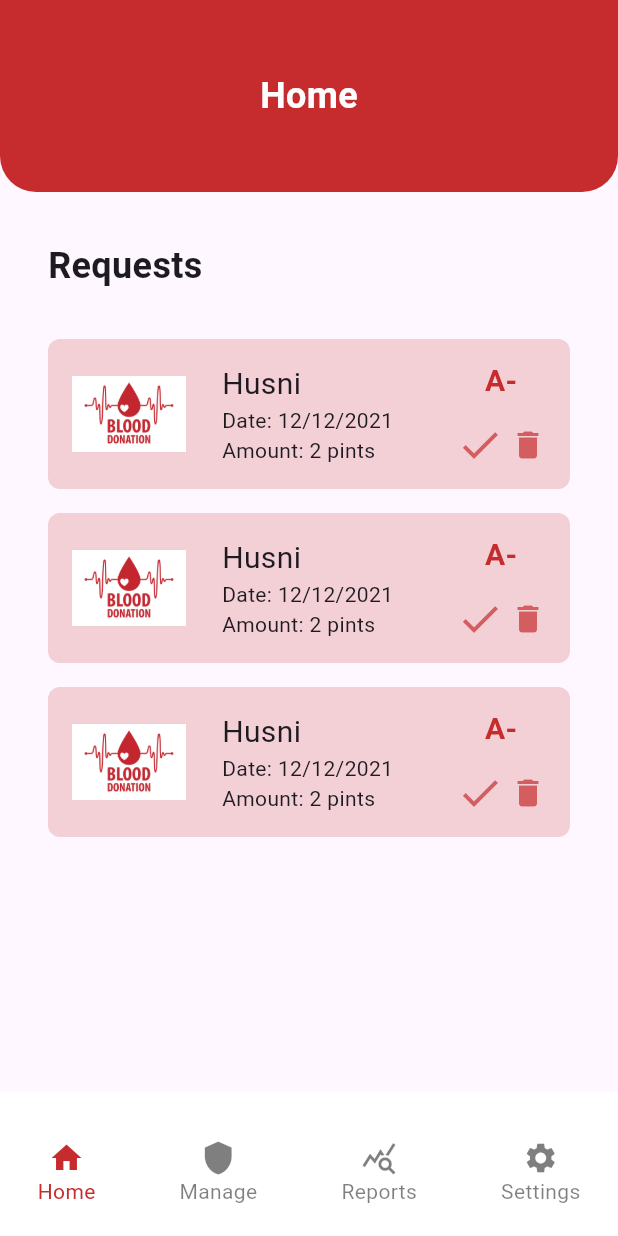
After one commit to Ali-Hubail/BDMS, a Flutter app: the MgrHomeScreen screen opened directly, on a phone screen of 412 x 824 dp. The commit adds this screen. Run offline on Flutter 3.47's test engine with Material 3 defaults, Android fonts, the phone set to English and light mode, and no system bars.

Commit message:
create manager home screen with info item reuseable widget

```diff
--- a/bdms/lib/common_widgets/custom_bottom_navigation_bar.dart
+++ b/bdms/lib/common_widgets/custom_bottom_navigation_bar.dart
@@ -1,6 +1,7 @@
 import 'package:bdms/presentation/dr_rp_history/dr_rp_history.dart';
 import 'package:bdms/presentation/dr_rp_home/dr_rp_home.dart';
 import 'package:bdms/presentation/dr_rp_settings/dr_rp_settings.dart';
+import 'package:bdms/presentation/mgr_reports/mgr_reports.dart';
 import 'package:flutter/material.dart';
 
 class CustomBottomNavigationBar extends StatefulWidget {
@@ -88,6 +89,12 @@ class _CustomBottomNavigationBarState extends State<CustomBottomNavigationBar> {
                   );
                 } else {
                   // Navigate to manager history page
+                  Navigator.of(context).pop();
+                  Navigator.of(context).push(
+                    MaterialPageRoute(
+                      builder: (context) => const MgrReportsScreen(),
+                    ),
+                  );
                 }
                 setState(() {
                   selectedIndex = 2;
--- /dev/null
+++ b/bdms/lib/common_widgets/dr_rp_info_item.dart
@@ -0,0 +1,113 @@
+import 'package:bdms/domain/blood_group.dart';
+import 'package:flutter/material.dart';
+
+class DrRpInfoItem extends StatelessWidget {
+  const DrRpInfoItem(
+      {super.key,
+      required this.name,
+      required this.rowItem1,
+      required this.rowItem2,
+      required this.bloodGroup,
+      required this.icon1,
+      required this.icon2,
+      required this.icon1OnTap,
+      required this.icon2OnTap,
+      this.onTap});
+
+  final String name;
+  final String rowItem1;
+  final String rowItem2;
+  final BloodGroup bloodGroup;
+  final IconData icon1;
+  final IconData icon2;
+  final void Function() icon1OnTap;
+  final void Function() icon2OnTap;
+  final void Function()? onTap;
+
+  @override
+  Widget build(BuildContext context) {
+    return InkWell(
+      onTap: onTap,
+      child: Container(
+        width: 370,
+        height: 100,
+        decoration: BoxDecoration(
+          borderRadius: BorderRadius.circular(8),
+          color: const Color.fromARGB(50, 198, 44, 45),
+        ),
+        child: Row(
+          crossAxisAlignment: CrossAxisAlignment.center,
+          children: [
+            const SizedBox(
+              width: 16,
+            ),
+            Image.asset(
+              'assets/bdms.png',
+              width: 76,
+              height: 76,
+            ),
+            const SizedBox(
+              width: 24,
+            ),
+            Column(
+              mainAxisAlignment: MainAxisAlignment.center,
+              crossAxisAlignment: CrossAxisAlignment.start,
+              children: [
+                Text(
+                  name,
+                  style: const TextStyle(
+                    fontSize: 20,
+                  ),
+                ),
+                Text(rowItem1),
+                Text(rowItem2),
+              ],
+            ),
+            const Spacer(),
+            Column(
+              mainAxisAlignment: MainAxisAlignment.center,
+              children: [
+                Text(
+                  bgMap[bloodGroup]!,
+                  style: const TextStyle(
+                    fontSize: 20,
+                    color: Color(0xFFC62C2D),
+                    fontWeight: FontWeight.bold,
+                  ),
+                ),
+                const SizedBox(
+                  height: 12,
+                ),
+                Row(
+                  children: [
+                    InkWell(
+                      onTap: icon1OnTap,
+                      child: Icon(
+                        icon1,
+                        color: const Color.fromARGB(178, 198, 44, 45),
+                        size: 32,
+                      ),
+                    ),
+                    const SizedBox(
+                      width: 4,
+                    ),
+                    InkWell(
+                      onTap: icon2OnTap,
+                      child: Icon(
+                        icon2,
+                        color: const Color.fromARGB(178, 198, 44, 45),
+                      ),
+                    )
+                  ],
+                )
+              ],
+            ),
+            const SizedBox(
+              width: 16,
+            ),
+          ],
+        ),
+      ),
+    );
+  }
+}
--- /dev/null
+++ b/bdms/lib/domain/blood_group.dart
@@ -0,0 +1,21 @@
+enum BloodGroup {
+  A_POSITIVE,
+  A_NEGATIVE,
+  B_POSITIVE,
+  B_NEGATIVE,
+  O_POSITIVE,
+  O_NEGATIVE,
+  AB_POSITIVE,
+  AB_NEGATIVE
+}
+
+Map<BloodGroup, String> bgMap = {
+  BloodGroup.A_POSITIVE: 'A+',
+  BloodGroup.A_NEGATIVE: 'A-',
+  BloodGroup.B_POSITIVE: 'B+',
+  BloodGroup.B_NEGATIVE: 'B-',
+  BloodGroup.O_POSITIVE: 'O+',
+  BloodGroup.O_NEGATIVE: 'O-',
+  BloodGroup.AB_POSITIVE: 'AB+',
+  BloodGroup.AB_NEGATIVE: 'AB-',
+};
--- a/bdms/lib/main.dart
+++ b/bdms/lib/main.dart
@@ -1,4 +1,5 @@
 import 'package:bdms/presentation/dr_rp_home/dr_rp_home.dart';
+import 'package:bdms/presentation/mgr_home/mgr_home.dart';
 import 'package:flutter/material.dart';
 
 void main() {
--- a/bdms/lib/presentation/dr_rp_home/dr_rp_report.dart
+++ /dev/null
@@ -1,36 +0,0 @@
-import 'package:bdms/common_widgets/primary_button.dart';
-import 'package:flutter/material.dart';
-
-class DrRpReportScreen extends StatelessWidget {
-  const DrRpReportScreen({super.key});
-
-  @override
-  Widget build(BuildContext context) {
-    return SafeArea(
-      child: Padding(
-        padding: const EdgeInsets.all(8.0),
-        child: Scaffold(
-          body: Center(
-            child: Column(
-              children: [
-                PrimaryButton(
-                  text: "Show Blood Bank",
-                  onPressed: () {},
-                  buttonHeight: 64,
-                  buttonWidth: 300,
-                ),
-                const SizedBox(height: 16),
-                PrimaryButton(
-                  text: "Show Reports",
-                  onPressed: () {},
-                  buttonHeight: 64,
-                  buttonWidth: 300,
-                ),
-              ],
-            ),
-          ),
-        ),
-      ),
-    );
-  }
-}
--- /dev/null
+++ b/bdms/lib/presentation/mgr_home/mgr_home.dart
@@ -0,0 +1,82 @@
+import 'package:bdms/common_widgets/custom_app_bar.dart';
+import 'package:bdms/common_widgets/custom_bottom_navigation_bar.dart';
+import 'package:bdms/common_widgets/dr_rp_info_item.dart';
+import 'package:bdms/domain/blood_group.dart';
+import 'package:flutter/material.dart';
+
+class MgrHomeScreen extends StatelessWidget {
+  const MgrHomeScreen({super.key});
+
+  @override
+  Widget build(BuildContext context) {
+    return Scaffold(
+      appBar: const CustomAppBar(
+        title: 'Home',
+      ),
+      bottomNavigationBar: const CustomBottomNavigationBar(
+        index: 0,
+        managerView: true,
+      ),
+      body: Padding(
+        padding: const EdgeInsets.symmetric(vertical: 32.0, horizontal: 32),
+        child: Column(
+          crossAxisAlignment: CrossAxisAlignment.start,
+          children: [
+            const Text(
+              'Requests',
+              style: TextStyle(
+                fontSize: 24,
+                fontWeight: FontWeight.bold,
+              ),
+            ),
+            const SizedBox(
+              height: 32,
+            ),
+            Expanded(
+                // Turn to listview builder to display real items
+                child: ListView(
+              children: [
+                DrRpInfoItem(
+                  bloodGroup: BloodGroup.A_NEGATIVE,
+                  name: 'Husni',
+                  rowItem1: 'Date: 12/12/2021',
+                  rowItem2: 'Amount: 2 pints',
+                  icon1: Icons.check,
+                  icon2: Icons.delete,
+                  icon1OnTap: () {},
+                  icon2OnTap: () {},
+                ),
+                const SizedBox(
+                  height: 16,
+                ),
+                DrRpInfoItem(
+                  bloodGroup: BloodGroup.A_NEGATIVE,
+                  name: 'Husni',
+                  rowItem1: 'Date: 12/12/2021',
+                  rowItem2: 'Amount: 2 pints',
+                  icon1: Icons.check,
+                  icon2: Icons.delete,
+                  icon1OnTap: () {},
+                  icon2OnTap: () {},
+                ),
+                const SizedBox(
+                  height: 16,
+                ),
+                DrRpInfoItem(
+                  bloodGroup: BloodGroup.A_NEGATIVE,
+                  name: 'Husni',
+                  rowItem1: 'Date: 12/12/2021',
+                  rowItem2: 'Amount: 2 pints',
+                  icon1: Icons.check,
+                  icon2: Icons.delete,
+                  icon1OnTap: () {},
+                  icon2OnTap: () {},
+                ),
+              ],
+            ))
+          ],
+        ),
+      ),
+    );
+  }
+}
--- /dev/null
+++ b/bdms/lib/presentation/mgr_reports/mgr_reports.dart
@@ -0,0 +1,41 @@
+import 'package:bdms/common_widgets/custom_app_bar.dart';
+import 'package:bdms/common_widgets/custom_bottom_navigation_bar.dart';
+import 'package:bdms/common_widgets/primary_button.dart';
+import 'package:flutter/material.dart';
+
+class MgrReportsScreen extends StatelessWidget {
+  const MgrReportsScreen({super.key});
+
+  @override
+  Widget build(BuildContext context) {
+    return Padding(
+      padding: const EdgeInsets.all(8.0),
+      child: Scaffold(
+        appBar: const CustomAppBar(title: 'Reports'),
+        bottomNavigationBar: const CustomBottomNavigationBar(
+          index: 2,
+          managerView: true,
+        ),
+        body: Center(
+          child: Column(
+            children: [
+              PrimaryButton(
+                text: "Show Blood Bank",
+                onPressed: () {},
+                buttonHeight: 64,
+                buttonWidth: 300,
+              ),
+              const SizedBox(height: 16),
+              PrimaryButton(
+                text: "Show Reports",
+                onPressed: () {},
+                buttonHeight: 64,
+                buttonWidth: 300,
+              ),
+            ],
+          ),
+        ),
+      ),
+    );
+  }
+}
```
